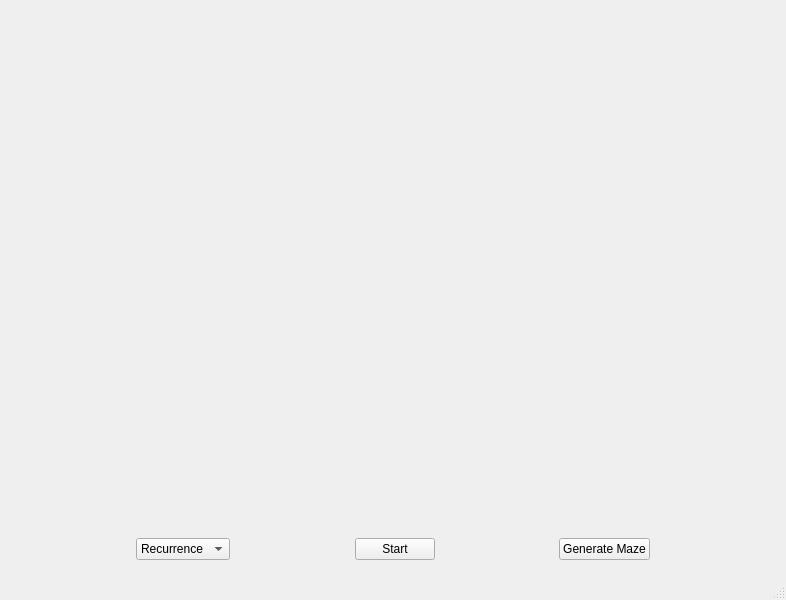
5upernova-heng/RLM, file src/main_window.ui: the form before one commit.
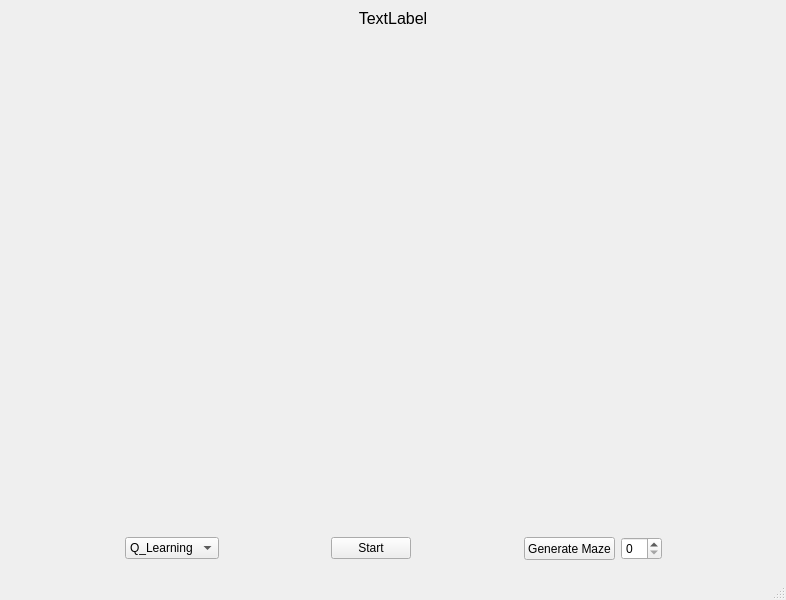
The form after the commit.

Patch:
```diff
--- a/src/main_window.ui
+++ b/src/main_window.ui
@@ -27,6 +27,30 @@
     </sizepolicy>
    </property>
    <layout class="QVBoxLayout" name="verticalLayout_3">
+    <item>
+     <widget class="QLabel" name="label">
+      <property name="sizePolicy">
+       <sizepolicy hsizetype="Minimum" vsizetype="Minimum">
+        <horstretch>0</horstretch>
+        <verstretch>0</verstretch>
+       </sizepolicy>
+      </property>
+      <property name="font">
+       <font>
+        <pointsize>12</pointsize>
+       </font>
+      </property>
+      <property name="text">
+       <string>TextLabel</string>
+      </property>
+      <property name="alignment">
+       <set>Qt::AlignCenter</set>
+      </property>
+      <property name="margin">
+       <number>10</number>
+      </property>
+     </widget>
+    </item>
     <item>
      <widget class="QLabel" name="canvas">
       <property name="sizePolicy">
@@ -65,21 +89,11 @@
        </sizepolicy>
       </property>
       <layout class="QGridLayout" name="gridLayout">
-       <item row="1" column="2">
-        <spacer name="horizontalSpacer_3">
-         <property name="orientation">
-          <enum>Qt::Horizontal</enum>
-         </property>
-         <property name="sizeHint" stdset="0">
-          <size>
-           <width>40</width>
-           <height>20</height>
-          </size>
-         </property>
-        </spacer>
+       <item row="0" column="8">
+        <widget class="QSpinBox" name="spinBox"/>
        </item>
-       <item row="1" column="0">
-        <spacer name="horizontalSpacer_2">
+       <item row="0" column="5">
+        <spacer name="horizontalSpacer">
          <property name="orientation">
           <enum>Qt::Horizontal</enum>
          </property>
@@ -91,7 +105,7 @@
          </property>
         </spacer>
        </item>
-       <item row="1" column="1">
+       <item row="0" column="1">
         <widget class="QComboBox" name="comboBox">
          <property name="sizePolicy">
           <sizepolicy hsizetype="Minimum" vsizetype="Fixed">
@@ -99,11 +113,6 @@
            <verstretch>0</verstretch>
           </sizepolicy>
          </property>
-         <item>
-          <property name="text">
-           <string>Recurrence</string>
-          </property>
-         </item>
          <item>
           <property name="text">
            <string>Q_Learning</string>
@@ -116,8 +125,8 @@
          </item>
         </widget>
        </item>
-       <item row="1" column="5">
-        <spacer name="horizontalSpacer">
+       <item row="0" column="0">
+        <spacer name="horizontalSpacer_2">
          <property name="orientation">
           <enum>Qt::Horizontal</enum>
          </property>
@@ -129,20 +138,7 @@
          </property>
         </spacer>
        </item>
-       <item row="1" column="7">
-        <spacer name="horizontalSpacer_4">
-         <property name="orientation">
-          <enum>Qt::Horizontal</enum>
-         </property>
-         <property name="sizeHint" stdset="0">
-          <size>
-           <width>40</width>
-           <height>20</height>
-          </size>
-         </property>
-        </spacer>
-       </item>
-       <item row="1" column="3">
+       <item row="0" column="3">
         <widget class="QPushButton" name="pushButton">
          <property name="sizePolicy">
           <sizepolicy hsizetype="Minimum" vsizetype="Fixed">
@@ -155,13 +151,45 @@
          </property>
         </widget>
        </item>
-       <item row="1" column="6">
+       <item row="0" column="2">
+        <spacer name="horizontalSpacer_3">
+         <property name="orientation">
+          <enum>Qt::Horizontal</enum>
+         </property>
+         <property name="sizeHint" stdset="0">
+          <size>
+           <width>40</width>
+           <height>20</height>
+          </size>
+         </property>
+        </spacer>
+       </item>
+       <item row="0" column="7">
         <widget class="QPushButton" name="pushButton_2">
+         <property name="sizePolicy">
+          <sizepolicy hsizetype="Minimum" vsizetype="Minimum">
+           <horstretch>0</horstretch>
+           <verstretch>0</verstretch>
+          </sizepolicy>
+         </property>
          <property name="text">
           <string>Generate Maze</string>
          </property>
         </widget>
        </item>
+       <item row="0" column="18">
+        <spacer name="horizontalSpacer_4">
+         <property name="orientation">
+          <enum>Qt::Horizontal</enum>
+         </property>
+         <property name="sizeHint" stdset="0">
+          <size>
+           <width>40</width>
+           <height>20</height>
+          </size>
+         </property>
+        </spacer>
+       </item>
       </layout>
      </widget>
     </item>
```
